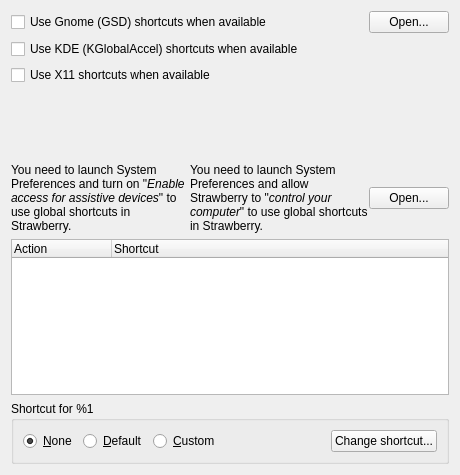
strawberrymusicplayer/strawberry, file src/settings/globalshortcutssettingspage.ui: the form before one commit.
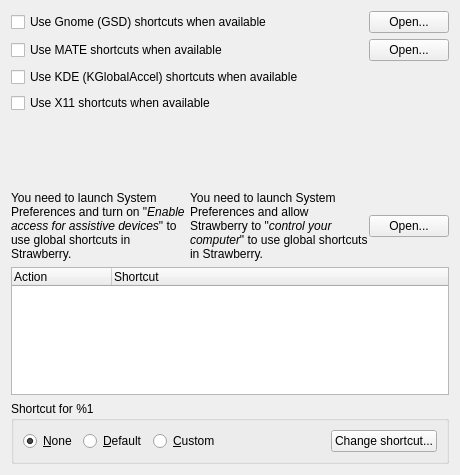
The form after the commit. Icons and pictures are not drawn.

Commit message: Add global shortcuts support on MATE

Patch:
```diff
--- a/src/settings/globalshortcutssettingspage.ui
+++ b/src/settings/globalshortcutssettingspage.ui
@@ -47,7 +47,45 @@
        </widget>
       </item>
       <item>
-       <widget class="QPushButton" name="button_gsd_open">
+       <widget class="QPushButton" name="button_gnome_open">
+        <property name="text">
+         <string>Open...</string>
+        </property>
+       </widget>
+      </item>
+     </layout>
+    </widget>
+   </item>
+   <item>
+    <widget class="QWidget" name="widget_mate" native="true">
+     <layout class="QHBoxLayout" name="horizontalLayout">
+      <property name="leftMargin">
+       <number>0</number>
+      </property>
+      <property name="topMargin">
+       <number>0</number>
+      </property>
+      <property name="rightMargin">
+       <number>0</number>
+      </property>
+      <property name="bottomMargin">
+       <number>0</number>
+      </property>
+      <item>
+       <widget class="QCheckBox" name="checkbox_mate">
+        <property name="sizePolicy">
+         <sizepolicy hsizetype="Expanding" vsizetype="Fixed">
+          <horstretch>0</horstretch>
+          <verstretch>0</verstretch>
+         </sizepolicy>
+        </property>
+        <property name="text">
+         <string>Use MATE shortcuts when available</string>
+        </property>
+       </widget>
+      </item>
+      <item>
+       <widget class="QPushButton" name="button_mate_open">
         <property name="text">
          <string>Open...</string>
         </property>
```
Left out of the diff: 8 changed lines with no effect on the pictures. The commit also changes 13 other files.
